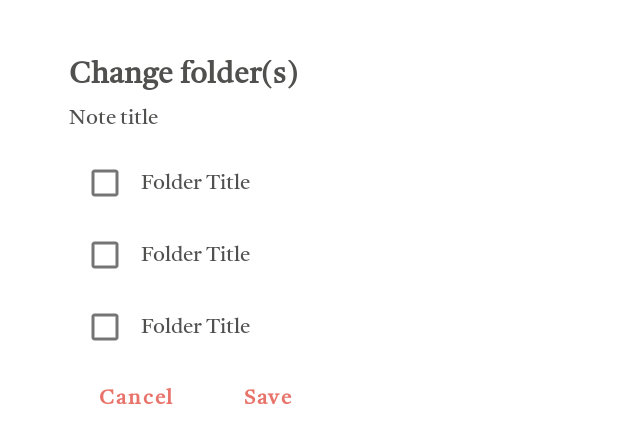
After one commit to Evan-Coulter/Stylo, an Android app: the layout change_folder_membership_dialog_layout.xml on its own in the app's theme, with its tools: preview values and no code run, on a phone screen of 412 x 824 dp. The commit adds this screen. Shown: the top 443 px of the screen. Run offline under Robolectric (Android 15) with nearby library versions, the phone set to English and light mode, and no system bars.

Commit message:
add change folder membership code

```diff
--- a/app/src/main/java/com/example/stylo/list/NoteListViewState.kt
+++ b/app/src/main/java/com/example/stylo/list/NoteListViewState.kt
@@ -22,7 +22,10 @@ sealed class NoteListViewState {
     data class ShowCreateFolderErrorMessage(val errorMessage: String) : NoteListViewState()
     object ShowEditFolderSuccessMessage : NoteListViewState()
     data class ShowEditFolderErrorMessage(val errorMessage: String) : NoteListViewState()
-    object ShowRenameNoteSuccessMessage : NoteListViewState()
+    object ShowEditNoteDetailsSuccessMessage : NoteListViewState()
     data class ShowRenameNoteErrorMessage(val errorMessage: String) : NoteListViewState()
     data class OpenNoteEditor(val note: RoomNote) : NoteListViewState()
+    data class ShowRenameNoteDialog(val note: RoomNote) : NoteListViewState()
+    data class ShowDeleteNoteDialog(val note: RoomNote) : NoteListViewState()
+    data class ShowChangeNoteFolderMembershipDialog(val note: RoomNote, val currentFolders: List<RoomFolder>, val allFolders: List<RoomFolder>) : NoteListViewState()
 }
--- /dev/null
+++ b/app/src/main/res/layout/change_folder_membership_dialog_layout.xml
@@ -0,0 +1,103 @@
+<?xml version="1.0" encoding="utf-8"?>
+<androidx.constraintlayout.widget.ConstraintLayout xmlns:android="http://schemas.android.com/apk/res/android"
+    android:layout_width="wrap_content"
+    android:layout_height="wrap_content"
+    xmlns:app="http://schemas.android.com/apk/res-auto"
+    xmlns:tools="http://schemas.android.com/tools"
+    android:paddingTop="24dp"
+    android:paddingBottom="12dp"
+    android:paddingStart="30dp"
+    android:paddingEnd="30dp"
+    android:layout_margin="16dp"
+    android:background="@drawable/dialog_background">
+
+
+    <TextView
+        android:id="@+id/change_folder_membership_title"
+        android:layout_width="wrap_content"
+        android:layout_height="wrap_content"
+        android:text="Change folder(s)"
+        android:textSize="20sp"
+        android:textStyle="bold"
+        app:layout_constraintStart_toStartOf="parent"
+        app:layout_constraintTop_toTopOf="parent" />
+
+    <TextView
+        android:id="@+id/change_folder_membership_note_name"
+        android:layout_width="wrap_content"
+        android:layout_height="match_parent"
+        android:text="Note title"
+        app:layout_constraintTop_toBottomOf="@id/change_folder_membership_title"
+        app:layout_constraintStart_toStartOf="@id/change_folder_membership_title"
+        android:layout_marginTop="12dp"
+        android:maxLines="1"
+        android:ellipsize="end"/>
+
+
+    <androidx.recyclerview.widget.RecyclerView
+        android:id="@+id/change_folder_membership_list"
+        android:layout_width="wrap_content"
+        android:layout_height="wrap_content"
+        app:layoutManager="androidx.recyclerview.widget.LinearLayoutManager"
+        app:layout_constraintStart_toStartOf="@+id/change_folder_membership_title"
+        app:layout_constraintTop_toBottomOf="@id/change_folder_membership_note_name"
+        tools:listitem="@layout/change_folder_membership_list_item"
+        android:layout_marginTop="12dp"/>
+
+    <Button
+        android:id="@+id/change_folder_membership_save_button"
+        style="@style/Widget.MaterialComponents.Button.TextButton"
+        android:layout_width="wrap_content"
+        android:layout_height="wrap_content"
+        android:text="Save"
+        android:textAllCaps="false"
+        android:textColor="@color/pink"
+
+        android:textStyle="bold"
+        app:layout_constraintBottom_toBottomOf="parent"
+        app:layout_constraintEnd_toEndOf="parent"
+        app:layout_constraintTop_toBottomOf="@id/change_folder_membership_list" />
+
+    <Button
+        android:id="@+id/change_folder_membership_cancel_button"
+        android:layout_width="wrap_content"
+        android:layout_height="wrap_content"
+        app:layout_constraintEnd_toStartOf="@id/change_folder_membership_save_button"
+        app:layout_constraintBottom_toBottomOf="parent"
+        style="@style/Widget.MaterialComponents.Button.TextButton"
+        android:text="Cancel"
+        android:textColor="@color/pink"
+        android:textStyle="bold"
+        android:textAllCaps="false"/>
+
+
+    <LinearLayout
+        android:id="@+id/change_folder_membership_saved_message"
+        android:layout_width="wrap_content"
+        android:layout_height="wrap_content"
+        app:layout_constraintTop_toTopOf="parent"
+        app:layout_constraintBottom_toBottomOf="parent"
+        app:layout_constraintStart_toStartOf="parent"
+        app:layout_constraintEnd_toEndOf="parent"
+        android:orientation="horizontal"
+        android:gravity="center"
+        android:visibility="gone"
+        tools:visibility="gone"
+        android:layout_marginBottom="12dp">
+        <ImageView
+            android:id="@+id/change_folder_membership_saved_drawable"
+            android:layout_width="32dp"
+            android:layout_height="32dp"
+            android:src="@drawable/ic_round_edit_24"
+            app:tint="@color/text_color"
+            android:layout_margin="6dp"/>
+        <TextView
+            android:layout_margin="6dp"
+            android:id="@+id/change_folder_membership_saved_text"
+            android:text="Saved"
+            android:layout_width="wrap_content"
+            android:layout_height="wrap_content"
+            android:textSize="40sp"/>
+    </LinearLayout>
+
+</androidx.constraintlayout.widget.ConstraintLayout>
--- /dev/null
+++ b/app/src/main/res/layout/change_folder_membership_list_item.xml
@@ -0,0 +1,26 @@
+<?xml version="1.0" encoding="utf-8"?>
+<androidx.constraintlayout.widget.ConstraintLayout xmlns:android="http://schemas.android.com/apk/res/android"
+    android:layout_width="match_parent"
+    android:layout_height="wrap_content"
+    xmlns:app="http://schemas.android.com/apk/res-auto">
+
+    <CheckBox
+        android:id="@+id/folder_membership_selection_checkbox"
+        android:layout_width="wrap_content"
+        android:layout_height="wrap_content"
+        app:layout_constraintStart_toStartOf="parent"
+        app:layout_constraintTop_toTopOf="parent"/>
+
+    <TextView
+        android:id="@+id/folder_membership_selection_title"
+        android:layout_width="wrap_content"
+        android:layout_height="wrap_content"
+        android:text="Folder Title"
+        android:maxLines="1"
+        android:ellipsize="end"
+        android:layout_marginEnd="12dp"
+        app:layout_constraintStart_toEndOf="@id/folder_membership_selection_checkbox"
+        app:layout_constraintTop_toTopOf="@id/folder_membership_selection_checkbox"
+        app:layout_constraintBottom_toBottomOf="@id/folder_membership_selection_checkbox"/>
+
+</androidx.constraintlayout.widget.ConstraintLayout>
```
Also changed, not shown: app/src/main/java/com/example/stylo/dialogs/ChangeNoteFoldersDialog.kt (added, +102 -0 lines), app/src/main/java/com/example/stylo/dialogs/ChangeNoteFoldersDialogListAdapter.kt (added, +34 -0 lines), app/src/main/java/com/example/stylo/dialogs/IDialog.kt (added, +8 -0 lines), app/src/main/java/com/example/stylo/dialogs/RenameNoteDialog.kt (+7 -3 lines), app/src/main/java/com/example/stylo/list/NoteListEvent.kt (+5 -2 lines), app/src/main/java/com/example/stylo/list/NoteListFragment.kt (+38 -16 lines), app/src/main/java/com/example/stylo/list/NoteListViewModel.kt (+42 -9 lines), 1 other file.
